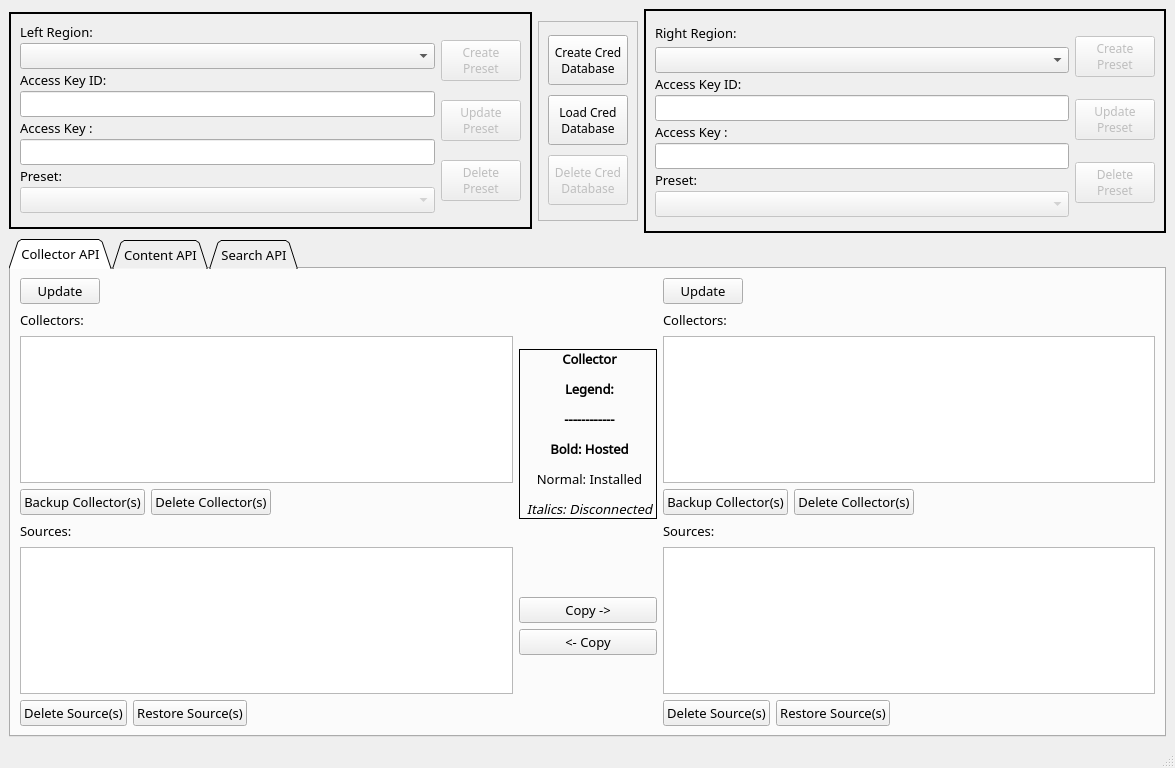
The window that data/sumotoolbox.ui (SumoLogic/sumologictoolbox) describes before a commit, drawn with Qt 5.
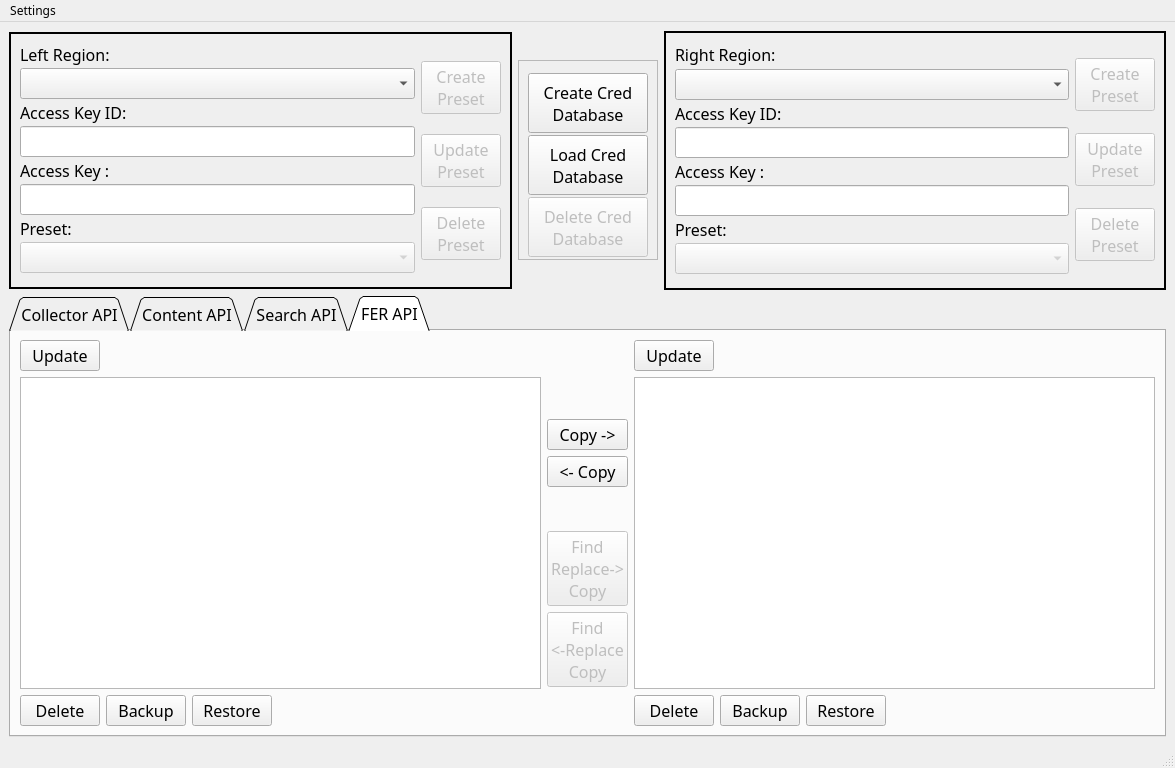
The same window after the commit. The open tabs and pages were chosen to show the change.

```diff
--- a/data/sumotoolbox.ui
+++ b/data/sumotoolbox.ui
@@ -44,7 +44,7 @@
     <item>
      <layout class="QHBoxLayout" name="horizontalLayoutCredBar">
       <property name="sizeConstraint">
-       <enum>QLayout::SetMinAndMaxSize</enum>
+       <enum>QLayout::SetMinimumSize</enum>
       </property>
       <item>
        <widget class="QFrame" name="frameCredsLeft">
@@ -88,8 +88,8 @@
              </property>
              <property name="font">
               <font>
-               <family>Noto Sans Gothic</family>
-               <pointsize>10</pointsize>
+               <family>Waree</family>
+               <pointsize>12</pointsize>
               </font>
              </property>
              <property name="text">
@@ -108,7 +108,7 @@
              <property name="font">
               <font>
                <family>Waree</family>
-               <pointsize>10</pointsize>
+               <pointsize>12</pointsize>
               </font>
              </property>
              <property name="contextMenuPolicy">
@@ -132,8 +132,8 @@
              </property>
              <property name="font">
               <font>
-               <family>Noto Sans Gothic</family>
-               <pointsize>10</pointsize>
+               <family>Waree</family>
+               <pointsize>12</pointsize>
               </font>
              </property>
              <property name="text">
@@ -152,7 +152,7 @@
              <property name="font">
               <font>
                <family>Waree</family>
-               <pointsize>10</pointsize>
+               <pointsize>12</pointsize>
               </font>
              </property>
              <property name="contextMenuPolicy">
@@ -173,8 +173,8 @@
              </property>
              <property name="font">
               <font>
-               <family>Noto Sans Gothic</family>
-               <pointsize>10</pointsize>
+               <family>Waree</family>
+               <pointsize>12</pointsize>
               </font>
              </property>
              <property name="text">
@@ -193,7 +193,7 @@
              <property name="font">
               <font>
                <family>Waree</family>
-               <pointsize>10</pointsize>
+               <pointsize>12</pointsize>
               </font>
              </property>
              <property name="contextMenuPolicy">
@@ -217,8 +217,8 @@
              </property>
              <property name="font">
               <font>
-               <family>Noto Sans Gothic</family>
-               <pointsize>10</pointsize>
+               <family>Waree</family>
+               <pointsize>12</pointsize>
               </font>
              </property>
              <property name="text">
@@ -240,7 +240,7 @@
              <property name="font">
               <font>
                <family>Waree</family>
-               <pointsize>10</pointsize>
+               <pointsize>12</pointsize>
               </font>
              </property>
              <property name="contextMenuPolicy">
@@ -263,6 +263,12 @@
              <property name="enabled">
               <bool>false</bool>
              </property>
+             <property name="font">
+              <font>
+               <family>Waree</family>
+               <pointsize>12</pointsize>
+              </font>
+             </property>
              <property name="text">
               <string>Create
 Preset</string>
@@ -274,6 +280,12 @@
              <property name="enabled">
               <bool>false</bool>
              </property>
+             <property name="font">
+              <font>
+               <family>Waree</family>
+               <pointsize>12</pointsize>
+              </font>
+             </property>
              <property name="text">
               <string>Update
 Preset</string>
@@ -285,6 +297,12 @@
              <property name="enabled">
               <bool>false</bool>
              </property>
+             <property name="font">
+              <font>
+               <family>Waree</family>
+               <pointsize>12</pointsize>
+              </font>
+             </property>
              <property name="text">
               <string>Delete
 Preset</string>
@@ -313,18 +331,43 @@
         <layout class="QVBoxLayout" name="verticalLayout">
          <item>
           <widget class="QPushButton" name="pushButtonCreateCredentialDatabase">
+           <property name="minimumSize">
+            <size>
+             <width>120</width>
+             <height>60</height>
+            </size>
+           </property>
            <property name="maximumSize">
             <size>
              <width>100</width>
              <height>50</height>
             </size>
            </property>
+           <property name="font">
+            <font>
+             <family>Waree</family>
+             <pointsize>12</pointsize>
+            </font>
+           </property>
            <property name="text">
             <string>Create Cred
 Database</string>
            </property>
           </widget>
          </item>
+         <item>
+          <spacer name="verticalSpacer_10">
+           <property name="orientation">
+            <enum>Qt::Vertical</enum>
+           </property>
+           <property name="sizeHint" stdset="0">
+            <size>
+             <width>20</width>
+             <height>40</height>
+            </size>
+           </property>
+          </spacer>
+         </item>
          <item>
           <widget class="QPushButton" name="pushButtonLoadCredentialDatabase">
            <property name="sizePolicy">
@@ -333,18 +376,43 @@
              <verstretch>0</verstretch>
             </sizepolicy>
            </property>
+           <property name="minimumSize">
+            <size>
+             <width>120</width>
+             <height>60</height>
+            </size>
+           </property>
            <property name="maximumSize">
             <size>
              <width>100</width>
              <height>50</height>
             </size>
            </property>
+           <property name="font">
+            <font>
+             <family>Waree</family>
+             <pointsize>12</pointsize>
+            </font>
+           </property>
            <property name="text">
             <string>Load Cred
 Database</string>
            </property>
           </widget>
          </item>
+         <item>
+          <spacer name="verticalSpacer_11">
+           <property name="orientation">
+            <enum>Qt::Vertical</enum>
+           </property>
+           <property name="sizeHint" stdset="0">
+            <size>
+             <width>20</width>
+             <height>40</height>
+            </size>
+           </property>
+          </spacer>
+         </item>
          <item>
           <widget class="QPushButton" name="pushButtonDeleteCredentialDatabase">
            <property name="enabled">
@@ -356,12 +424,24 @@
              <verstretch>0</verstretch>
             </sizepolicy>
            </property>
+           <property name="minimumSize">
+            <size>
+             <width>120</width>
+             <height>60</height>
+            </size>
+           </property>
            <property name="maximumSize">
             <size>
              <width>100</width>
              <height>50</height>
             </size>
            </property>
+           <property name="font">
+            <font>
+             <family>Waree</family>
+             <pointsize>12</pointsize>
+            </font>
+           </property>
            <property name="text">
             <string>Delete Cred
 Database</string>
@@ -422,8 +502,8 @@
              </property>
              <property name="font">
               <font>
-               <family>Noto Sans Gothic</family>
-               <pointsize>10</pointsize>
+               <family>Waree</family>
+               <pointsize>12</pointsize>
               </font>
              </property>
              <property name="text">
@@ -442,7 +522,7 @@
              <property name="font">
               <font>
                <family>Waree</family>
-               <pointsize>10</pointsize>
+               <pointsize>12</pointsize>
               </font>
              </property>
              <property name="contextMenuPolicy">
@@ -466,8 +546,8 @@
              </property>
              <property name="font">
               <font>
-               <family>Noto Sans Gothic</family>
-               <pointsize>10</pointsize>
+               <family>Waree</family>
+               <pointsize>12</pointsize>
               </font>
              </property>
              <property name="text">
@@ -486,7 +566,7 @@
              <property name="font">
               <font>
                <family>Waree</family>
-               <pointsize>10</pointsize>
+               <pointsize>12</pointsize>
               </font>
              </property>
              <property name="contextMenuPolicy">
@@ -507,8 +587,8 @@
              </property>
              <property name="font">
               <font>
-               <family>Noto Sans Gothic</family>
-               <pointsize>10</pointsize>
+               <family>Waree</family>
+               <pointsize>12</pointsize>
               </font>
              </property>
              <property name="text">
@@ -527,7 +607,7 @@
              <property name="font">
               <font>
                <family>Waree</family>
-               <pointsize>10</pointsize>
+               <pointsize>12</pointsize>
               </font>
              </property>
              <property name="contextMenuPolicy">
@@ -551,8 +631,8 @@
              </property>
              <property name="font">
               <font>
-               <family>Noto Sans Gothic</family>
-               <pointsize>10</pointsize>
+               <family>Waree</family>
+               <pointsize>12</pointsize>
               </font>
              </property>
              <property name="text">
@@ -574,7 +654,7 @@
              <property name="font">
               <font>
                <family>Waree</family>
-               <pointsize>10</pointsize>
+               <pointsize>12</pointsize>
               </font>
              </property>
              <property name="contextMenuPolicy">
@@ -600,6 +680,12 @@
                <verstretch>0</verstretch>
               </sizepolicy>
              </property>
+             <property name="font">
+              <font>
+               <family>Waree</family>
+               <pointsize>12</pointsize>
+              </font>
+             </property>
              <property name="text">
               <string>Create
 Preset</string>
@@ -617,6 +703,12 @@
                <verstretch>0</verstretch>
               </sizepolicy>
              </property>
+             <property name="font">
+              <font>
+               <family>Waree</family>
+               <pointsize>12</pointsize>
+              </font>
+             </property>
              <property name="text">
               <string>Update
 Preset</string>
@@ -634,6 +726,12 @@
                <verstretch>0</verstretch>
               </sizepolicy>
              </property>
+             <property name="font">
+              <font>
+               <family>Waree</family>
+               <pointsize>12</pointsize>
+              </font>
+             </property>
              <property name="text">
               <string>Delete
 Preset</string>
@@ -649,6 +747,9 @@
     </item>
     <item>
      <widget class="QTabWidget" name="tabWidget">
+      <property name="enabled">
+       <bool>true</bool>
+      </property>
       <property name="sizePolicy">
        <sizepolicy hsizetype="Preferred" vsizetype="Expanding">
         <horstretch>0</horstretch>
@@ -663,8 +764,8 @@
       </property>
       <property name="font">
        <font>
-        <family>Noto Sans Gothic</family>
-        <pointsize>10</pointsize>
+        <family>Waree</family>
+        <pointsize>12</pointsize>
        </font>
       </property>
       <property name="tabShape">
@@ -687,7 +788,7 @@
               <property name="font">
                <font>
                 <family>Noto Sans Gothic</family>
-                <pointsize>10</pointsize>
+                <pointsize>12</pointsize>
                </font>
               </property>
               <property name="contextMenuPolicy">
@@ -720,7 +821,7 @@
               <property name="font">
                <font>
                 <family>Noto Sans Gothic</family>
-                <pointsize>10</pointsize>
+                <pointsize>12</pointsize>
                </font>
               </property>
               <property name="text">
@@ -748,7 +849,7 @@
             <property name="font">
              <font>
               <family>Waree</family>
-              <pointsize>10</pointsize>
+              <pointsize>12</pointsize>
              </font>
             </property>
             <property name="contextMenuPolicy">
@@ -778,7 +879,7 @@
               <property name="font">
                <font>
                 <family>Noto Sans Gothic</family>
-                <pointsize>10</pointsize>
+                <pointsize>12</pointsize>
                </font>
               </property>
               <property name="text">
@@ -791,7 +892,7 @@
               <property name="font">
                <font>
                 <family>Noto Sans Gothic</family>
-                <pointsize>10</pointsize>
+                <pointsize>12</pointsize>
                </font>
               </property>
               <property name="text">
@@ -821,7 +922,7 @@
               <property name="font">
                <font>
                 <family>Noto Sans Gothic</family>
-                <pointsize>10</pointsize>
+                <pointsize>12</pointsize>
                </font>
               </property>
               <property name="text">
@@ -849,7 +950,7 @@
             <property name="font">
              <font>
               <family>Waree</family>
-              <pointsize>10</pointsize>
+              <pointsize>12</pointsize>
              </font>
             </property>
             <property name="editTriggers">
@@ -873,7 +974,7 @@
               <property name="font">
                <font>
                 <family>Noto Sans Gothic</family>
-                <pointsize>10</pointsize>
+                <pointsize>12</pointsize>
                </font>
               </property>
               <property name="text">
@@ -886,7 +987,7 @@
               <property name="font">
                <font>
                 <family>Noto Sans Gothic</family>
-                <pointsize>10</pointsize>
+                <pointsize>12</pointsize>
                </font>
               </property>
               <property name="text">
@@ -968,7 +1069,7 @@
             <property name="font">
              <font>
               <family>Noto Sans Gothic</family>
-              <pointsize>10</pointsize>
+              <pointsize>12</pointsize>
              </font>
             </property>
             <property name="contextMenuPolicy">
@@ -984,7 +1085,7 @@
             <property name="font">
              <font>
               <family>Noto Sans Gothic</family>
-              <pointsize>10</pointsize>
+              <pointsize>12</pointsize>
              </font>
             </property>
             <property name="contextMenuPolicy">
@@ -1019,7 +1120,7 @@
               <property name="font">
                <font>
                 <family>Noto Sans Gothic</family>
-                <pointsize>10</pointsize>
+                <pointsize>12</pointsize>
                </font>
               </property>
               <property name="contextMenuPolicy">
@@ -1052,7 +1153,7 @@
               <property name="font">
                <font>
                 <family>Noto Sans Gothic</family>
-                <pointsize>10</pointsize>
+                <pointsize>12</pointsize>
                </font>
               </property>
               <property name="text">
@@ -1080,7 +1181,7 @@
             <property name="font">
              <font>
               <family>Waree</family>
-              <pointsize>10</pointsize>
+              <pointsize>12</pointsize>
              </font>
             </property>
             <property name="contextMenuPolicy">
@@ -1107,7 +1208,7 @@
               <property name="font">
                <font>
                 <family>Noto Sans Gothic</family>
-                <pointsize>10</pointsize>
+                <pointsize>12</pointsize>
                </font>
               </property>
               <property name="text">
@@ -1120,7 +1221,7 @@
               <property name="font">
                <font>
                 <family>Noto Sans Gothic</family>
-                <pointsize>10</pointsize>
+                <pointsize>12</pointsize>
                </font>
               </property>
               <property name="text">
@@ -1150,7 +1251,7 @@
               <property name="font">
                <font>
                 <family>Noto Sans Gothic</family>
-                <pointsize>10</pointsize>
+                <pointsize>12</pointsize>
                </font>
               </property>
               <property name="text">
@@ -1178,7 +1279,7 @@
             <property name="font">
              <font>
               <family>Waree</family>
-              <pointsize>10</pointsize>
+              <pointsize>12</pointsize>
              </font>
             </property>
             <property name="contextMenuPolicy">
@@ -1205,7 +1306,7 @@
               <property name="font">
                <font>
                 <family>Noto Sans Gothic</family>
-                <pointsize>10</pointsize>
+                <pointsize>12</pointsize>
                </font>
               </property>
               <property name="text">
@@ -1218,7 +1319,7 @@
               <property name="font">
                <font>
                 <family>Noto Sans Gothic</family>
-                <pointsize>10</pointsize>
+                <pointsize>12</pointsize>
                </font>
               </property>
               <property name="text">
@@ -2250,6 +2351,410 @@
         </item>
        </layout>
       </widget>
+      <widget class="QWidget" name="FERAPI">
+       <attribute name="title">
+        <string>FER API</string>
+       </attribute>
+       <layout class="QHBoxLayout" name="horizontalLayout_6">
+        <item>
+         <layout class="QVBoxLayout" name="verticalLayoutFERAllLeft">
+          <item>
+           <layout class="QHBoxLayout" name="horizontalFERTopButtonsLeft">
+            <item>
+             <layout class="QHBoxLayout" name="horizontalLayoutFERTopPushButtonsLeft">
+              <item>
+               <widget class="QPushButton" name="pushButtonUpdateFERLeft">
+                <property name="maximumSize">
+                 <size>
+                  <width>85</width>
+                  <height>16777215</height>
+                 </size>
+                </property>
+                <property name="font">
+                 <font>
+                  <family>Waree</family>
+                  <pointsize>12</pointsize>
+                 </font>
+                </property>
+                <property name="contextMenuPolicy">
+                 <enum>Qt::NoContextMenu</enum>
+                </property>
+                <property name="text">
+                 <string>Update</string>
+                </property>
+               </widget>
+              </item>
+              <item>
+               <spacer name="horizontalSpacer_33">
+                <property name="orientation">
+                 <enum>Qt::Horizontal</enum>
+                </property>
+                <property name="sizeHint" stdset="0">
+                 <size>
+                  <width>40</width>
+                  <height>20</height>
+                 </size>
+                </property>
+               </spacer>
+              </item>
+             </layout>
+            </item>
+           </layout>
+          </item>
+          <item>
+           <widget class="QListWidget" name="FERListWidgetLeft">
+            <property name="font">
+             <font>
+              <family>Waree</family>
+              <pointsize>12</pointsize>
+             </font>
+            </property>
+            <property name="selectionMode">
+             <enum>QAbstractItemView::ExtendedSelection</enum>
+            </property>
+            <property name="sortingEnabled">
+             <bool>true</bool>
+            </property>
+           </widget>
+          </item>
+          <item>
+           <layout class="QHBoxLayout" name="horizontalLayoutFERBottomButtonsLeft">
+            <item>
+             <widget class="QPushButton" name="pushButtonFERDeleteLeft">
+              <property name="maximumSize">
+               <size>
+                <width>85</width>
+                <height>16777215</height>
+               </size>
+              </property>
+              <property name="font">
+               <font>
+                <family>Waree</family>
+                <pointsize>12</pointsize>
+               </font>
+              </property>
+              <property name="text">
+               <string>Delete</string>
+              </property>
+             </widget>
+            </item>
+            <item>
+             <widget class="QPushButton" name="pushButtonFERBackupLeft">
+              <property name="maximumSize">
+               <size>
+                <width>85</width>
+                <height>16777215</height>
+               </size>
+              </property>
+              <property name="font">
+               <font>
+                <family>Waree</family>
+                <pointsize>12</pointsize>
+               </font>
+              </property>
+              <property name="text">
+               <string>Backup</string>
+              </property>
+             </widget>
+            </item>
+            <item>
+             <widget class="QPushButton" name="pushButtonFERRestoreLeft">
+              <property name="maximumSize">
+               <size>
+                <width>85</width>
+                <height>16777215</height>
+               </size>
+              </property>
+              <property name="font">
+               <font>
+                <family>Waree</family>
+                <pointsize>12</pointsize>
+               </font>
+              </property>
+              <property name="text">
+               <string>Restore</string>
+              </property>
+             </widget>
+            </item>
+            <item>
+             <spacer name="horizontalSpacer_35">
+              <property name="orientation">
+               <enum>Qt::Horizontal</enum>
+              </property>
+              <property name="sizeHint" stdset="0">
+               <size>
+                <width>40</width>
+                <height>20</height>
+               </size>
+              </property>
+             </spacer>
+            </item>
+           </layout>
+          </item>
+         </layout>
+        </item>
+        <item>
+         <layout class="QVBoxLayout" name="verticalLayoutFERCenterButtons">
+          <item>
+           <spacer name="verticalSpacer_16">
+            <property name="orientation">
+             <enum>Qt::Vertical</enum>
+            </property>
+            <property name="sizeHint" stdset="0">
+             <size>
+              <width>20</width>
+              <height>80</height>
+             </size>
+            </property>
+           </spacer>
+          </item>
+          <item>
+           <widget class="QPushButton" name="pushButtonFERCopyLeftToRight">
+            <property name="font">
+             <font>
+              <family>Waree</family>
+              <pointsize>12</pointsize>
+             </font>
+            </property>
+            <property name="contextMenuPolicy">
+             <enum>Qt::NoContextMenu</enum>
+            </property>
+            <property name="text">
+             <string>Copy -&gt;</string>
+            </property>
+           </widget>
+          </item>
+          <item>
+           <widget class="QPushButton" name="pushButtonFERCopyRightToLeft">
+            <property name="font">
+             <font>
+              <family>Waree</family>
+              <pointsize>12</pointsize>
+             </font>
+            </property>
+            <property name="contextMenuPolicy">
+             <enum>Qt::NoContextMenu</enum>
+            </property>
+            <property name="text">
+             <string>&lt;- Copy</string>
+            </property>
+           </widget>
+          </item>
+          <item>
+           <spacer name="verticalSpacer_17">
+            <property name="orientation">
+             <enum>Qt::Vertical</enum>
+            </property>
+            <property name="sizeHint" stdset="0">
+             <size>
+              <width>20</width>
+              <height>40</height>
+             </size>
+            </property>
+           </spacer>
+          </item>
+          <item>
+           <widget class="QPushButton" name="pushButtonFERFindReplaceCopyLeftToRight">
+            <property name="enabled">
+             <bool>false</bool>
+            </property>
+            <property name="font">
+             <font>
+              <family>Waree</family>
+              <pointsize>12</pointsize>
+             </font>
+            </property>
+            <property name="contextMenuPolicy">
+             <enum>Qt::NoContextMenu</enum>
+            </property>
+            <property name="toolTip">
+             <string>Coming Soon!</string>
+            </property>
+            <property name="text">
+             <string>Find 
+Replace-&gt;
+Copy</string>
+            </property>
+           </widget>
+          </item>
+          <item>
+           <widget class="QPushButton" name="pushButtonFERFindReplaceCopyRightToLeft">
+            <property name="enabled">
+             <bool>false</bool>
+            </property>
+            <property name="font">
+             <font>
+              <family>Waree</family>
+              <pointsize>12</pointsize>
+             </font>
+            </property>
+            <property name="contextMenuPolicy">
+             <enum>Qt::NoContextMenu</enum>
+            </property>
+            <property name="toolTip">
+             <string>Coming Soon!</string>
+            </property>
+            <property name="text">
+             <string>Find 
+&lt;-Replace
+Copy</string>
+            </property>
+           </widget>
+          </item>
+          <item>
+           <spacer name="verticalSpacer_18">
+            <property name="orientation">
+             <enum>Qt::Vertical</enum>
+            </property>
+            <property name="sizeHint" stdset="0">
+             <size>
+              <width>20</width>
+              <height>40</height>
+             </size>
+            </property>
+           </spacer>
+          </item>
+         </layout>
+        </item>
+        <item>
+         <layout class="QVBoxLayout" name="verticalLayoutFERAllRight">
+          <item>
+           <layout class="QHBoxLayout" name="horizontalFERTopButtonsRight">
+            <item>
+             <layout class="QHBoxLayout" name="horizontalLayoutFERTopPushButtonsRight">
+              <item>
+               <widget class="QPushButton" name="pushButtonUpdateFERRight">
+                <property name="maximumSize">
+                 <size>
+                  <width>85</width>
+                  <height>16777215</height>
+                 </size>
+                </property>
+                <property name="font">
+                 <font>
+                  <family>Waree</family>
+                  <pointsize>12</pointsize>
+                 </font>
+                </property>
+                <property name="contextMenuPolicy">
+                 <enum>Qt::NoContextMenu</enum>
+                </property>
+                <property name="text">
+                 <string>Update</string>
+                </property>
+               </widget>
+              </item>
+              <item>
+               <spacer name="horizontalSpacer_36">
+                <property name="orientation">
+                 <enum>Qt::Horizontal</enum>
+                </property>
+                <property name="sizeHint" stdset="0">
+                 <size>
+                  <width>40</width>
+                  <height>20</height>
+                 </size>
+                </property>
+               </spacer>
+              </item>
+             </layout>
+            </item>
+           </layout>
+          </item>
+          <item>
+           <widget class="QListWidget" name="FERListWidgetRight">
+            <property name="font">
+             <font>
+              <family>Waree</family>
+              <pointsize>12</pointsize>
+             </font>
+            </property>
+            <property name="selectionMode">
+             <enum>QAbstractItemView::ExtendedSelection</enum>
+            </property>
+            <property name="sortingEnabled">
+             <bool>true</bool>
+            </property>
+           </widget>
+          </item>
+          <item>
+           <layout class="QHBoxLayout" name="horizontalLayoutFERBottomButtonsRight">
+            <item>
+             <widget class="QPushButton" name="pushButtonFERDeleteRight">
+              <property name="maximumSize">
+               <size>
+                <width>85</width>
+                <height>16777215</height>
+               </size>
+              </property>
+              <property name="font">
+               <font>
+                <family>Waree</family>
+                <pointsize>12</pointsize>
+               </font>
+              </property>
+              <property name="text">
+               <string>Delete</string>
+              </property>
+             </widget>
+            </item>
+            <item>
+             <widget class="QPushButton" name="pushButtonFERBackupRight">
+              <property name="maximumSize">
+               <size>
+                <width>85</width>
+                <height>16777215</height>
+               </size>
+              </property>
+              <property name="font">
+               <font>
+                <family>Waree</family>
+                <pointsize>12</pointsize>
+               </font>
+              </property>
+              <property name="text">
+               <string>Backup</string>
+              </property>
+             </widget>
+            </item>
+            <item>
+             <widget class="QPushButton" name="pushButtonFERRestoreRight">
+              <property name="maximumSize">
+               <size>
+                <width>85</width>
+                <height>16777215</height>
+               </size>
+              </property>
+              <property name="font">
+               <font>
+                <family>Waree</family>
+                <pointsize>12</pointsize>
+               </font>
+              </property>
+              <property name="text">
+               <string>Restore</string>
+              </property>
+             </widget>
+            </item>
+            <item>
+             <spacer name="horizontalSpacer_38">
+              <property name="orientation">
+               <enum>Qt::Horizontal</enum>
+              </property>
+              <property name="sizeHint" stdset="0">
+               <size>
+                <width>40</width>
+                <height>20</height>
+               </size>
+              </property>
+             </spacer>
+            </item>
+           </layout>
+          </item>
+         </layout>
+        </item>
+       </layout>
+      </widget>
      </widget>
     </item>
    </layout>
@@ -2260,9 +2765,31 @@
      <x>0</x>
      <y>0</y>
      <width>1175</width>
-     <height>24</height>
+     <height>29</height>
     </rect>
    </property>
+   <widget class="QMenu" name="menuSettings">
+    <property name="title">
+     <string>Settings</string>
+    </property>
+    <widget class="QMenu" name="menuLogging_Level">
+     <property name="title">
+      <string>Logging Level</string>
+     </property>
+     <addaction name="actionInformational"/>
+     <addaction name="actionDebug"/>
+    </widget>
+    <widget class="QMenu" name="menuUI_Theme">
+     <property name="title">
+      <string>UI Theme</string>
+     </property>
+     <addaction name="actionLight"/>
+     <addaction name="actionDark"/>
+    </widget>
+    <addaction name="menuLogging_Level"/>
+    <addaction name="menuUI_Theme"/>
+   </widget>
+   <addaction name="menuSettings"/>
   </widget>
   <widget class="QStatusBar" name="statusbar"/>
  </widget>
```
Left out of the diff: 385 changed lines with no effect on the pictures.
